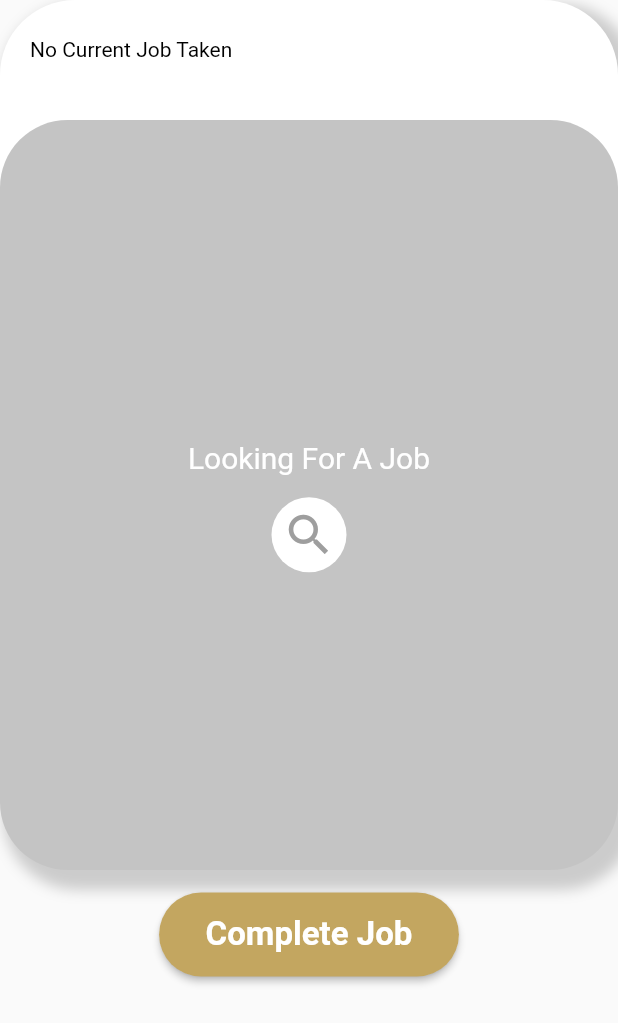
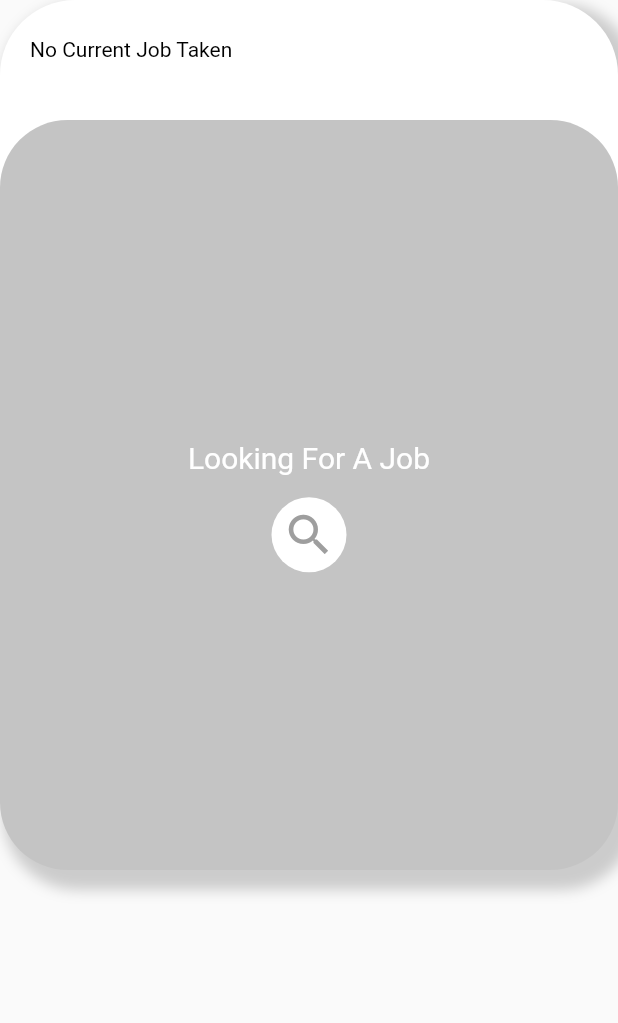
Before and after one commit to Chr0n0sXIII/HSA, a Flutter app: the MapView widget shown alone on an empty page, opened directly, on a phone screen of 412 x 824 dp. Shown: the top 1023 px of the screen. Run offline on Flutter 3.47's test engine with Material 2 defaults, Android fonts, the phone set to English and light mode, and no system bars; our stand-ins replace carousel_slider, cloud_firestore, firebase_core, firebase_storage, flutter_rating_bar, image_picker and 1 more; missing offline and left inert: dart:html, dart:js_util, google_maps, latlng; accounts and stored records are empty.

Commit message:
show button for map only

```diff
--- a/lib/views/widgets/homeView_MapWidget.dart
+++ b/lib/views/widgets/homeView_MapWidget.dart
@@ -116,7 +116,8 @@ class _MapViewState extends State<MapView> {
             ],
           ),
         ),
-        Padding(
+        active_Job == true
+        ?Padding(
           padding: const EdgeInsets.all(15.0),
           child: ElevatedButton(
                 style: ElevatedButton.styleFrom(
@@ -137,6 +138,7 @@ class _MapViewState extends State<MapView> {
                   ),
                 )),
         )
+        :Container()
       ],
     );
   }
```
